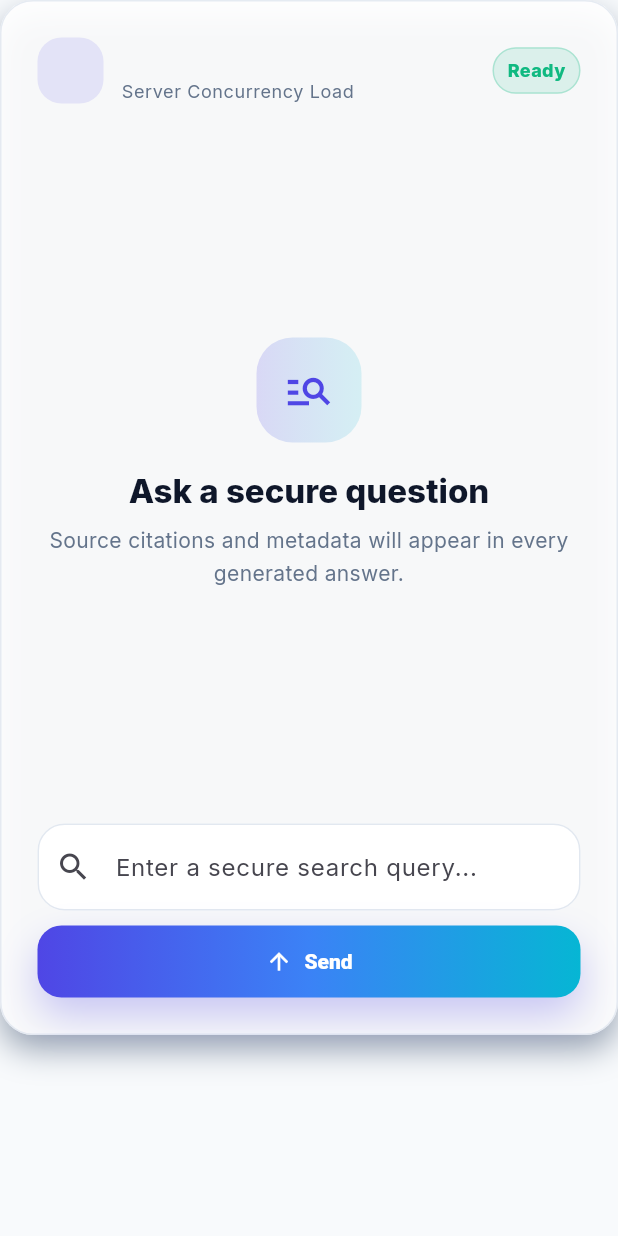
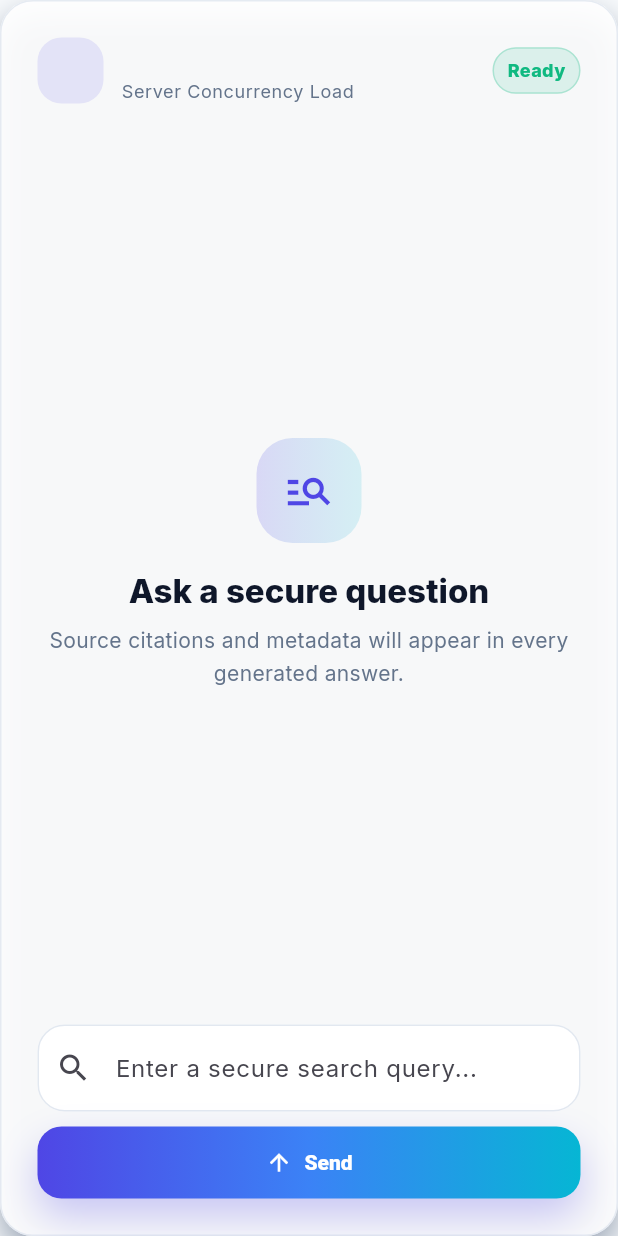
Before and after one commit to ajk-tech/LLM-using-Flutter, a Flutter app: the ChatPane widget shown alone on an empty page, opened directly with empty values, on a phone screen of 412 x 824 dp. Run offline on Flutter 3.47's test engine with Material 3 defaults, Android fonts, the phone set to English and light mode, and no system bars; our stand-ins replace google_fonts.

Commit message:
Third Commit

```diff
--- a/lib/main.dart
+++ b/lib/main.dart
@@ -124,7 +124,7 @@ class _DemoShellState extends State<DemoShell> {
                       ),
                     );
                   },
-                  child: KeyedSubtree(key: ValueKey<int>(_tab), child: pages[_tab]),
+                  child: KeyedSubtree(key: ValueKey<int>(_tab), child: SafeArea(child: pages[_tab])),
                 ),
               ),
             ],
@@ -801,11 +801,9 @@ class _ChatPaneState extends State<ChatPane> {
     final AppThemeTokens tokens = appTokens(context);
     return PremiumCard(
       hoverable: false,
-      child: SizedBox(
-        height: 640,
-        child: Column(
-          crossAxisAlignment: CrossAxisAlignment.stretch,
-          children: <Widget>[
+      child: Column(
+        crossAxisAlignment: CrossAxisAlignment.stretch,
+        children: <Widget>[
             Row(
               children: <Widget>[
                 DecoratedBox(
```
